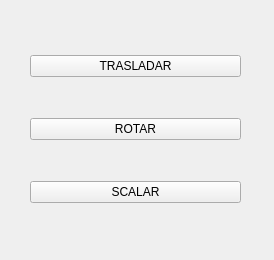
First picture: the form in widget.ui, repository ddiazog90/ejemplo_QPainter, before the edit.
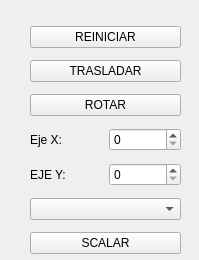
Second picture: the form after the edit.

Patch:
```diff
--- a/widget.ui
+++ b/widget.ui
@@ -6,7 +6,7 @@
    <rect>
     <x>0</x>
     <y>0</y>
-    <width>274</width>
+    <width>199</width>
     <height>260</height>
    </rect>
   </property>
@@ -18,7 +18,7 @@
     <rect>
      <x>20</x>
      <y>10</y>
-     <width>231</width>
+     <width>171</width>
      <height>251</height>
     </rect>
    </property>
@@ -27,11 +27,18 @@
      <rect>
       <x>10</x>
       <y>10</y>
-      <width>211</width>
-      <height>221</height>
+      <width>151</width>
+      <height>242</height>
      </rect>
     </property>
     <layout class="QVBoxLayout" name="verticalLayout">
+     <item>
+      <widget class="QPushButton" name="btn_reinicar">
+       <property name="text">
+        <string>REINICIAR</string>
+       </property>
+      </widget>
+     </item>
      <item>
       <widget class="QPushButton" name="btn_move">
        <property name="text">
@@ -46,6 +53,37 @@
        </property>
       </widget>
      </item>
+     <item>
+      <layout class="QHBoxLayout" name="horizontalLayout">
+       <item>
+        <widget class="QLabel" name="label">
+         <property name="text">
+          <string>Eje X:</string>
+         </property>
+        </widget>
+       </item>
+       <item>
+        <widget class="QSpinBox" name="sp_ejeX"/>
+       </item>
+      </layout>
+     </item>
+     <item>
+      <layout class="QHBoxLayout" name="horizontalLayout_2">
+       <item>
+        <widget class="QLabel" name="label_2">
+         <property name="text">
+          <string>EJE Y:</string>
+         </property>
+        </widget>
+       </item>
+       <item>
+        <widget class="QSpinBox" name="sp_ejeY"/>
+       </item>
+      </layout>
+     </item>
+     <item>
+      <widget class="QComboBox" name="cmb_fondo"/>
+     </item>
      <item>
       <widget class="QPushButton" name="btn_scale">
        <property name="text">
```
